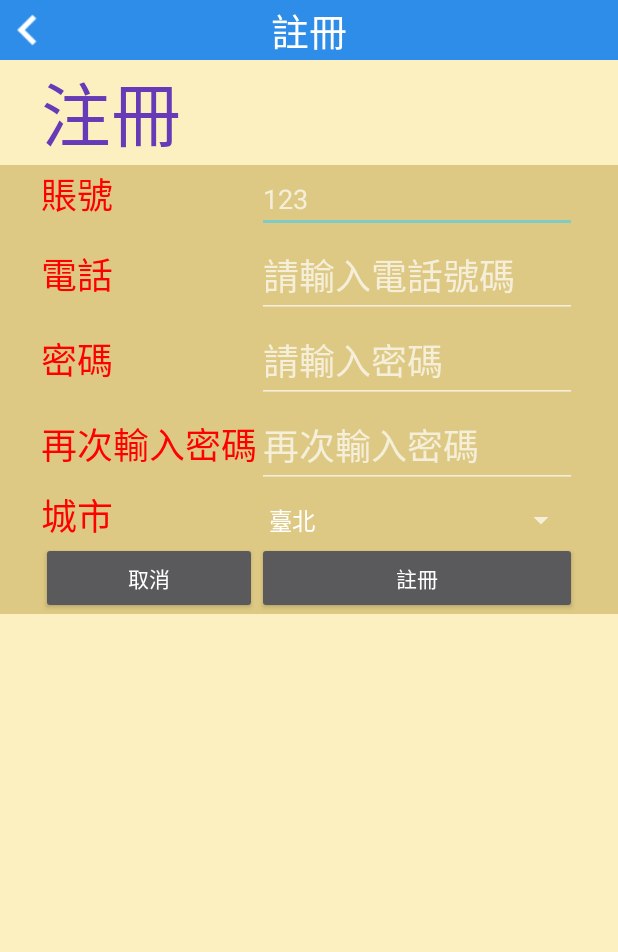
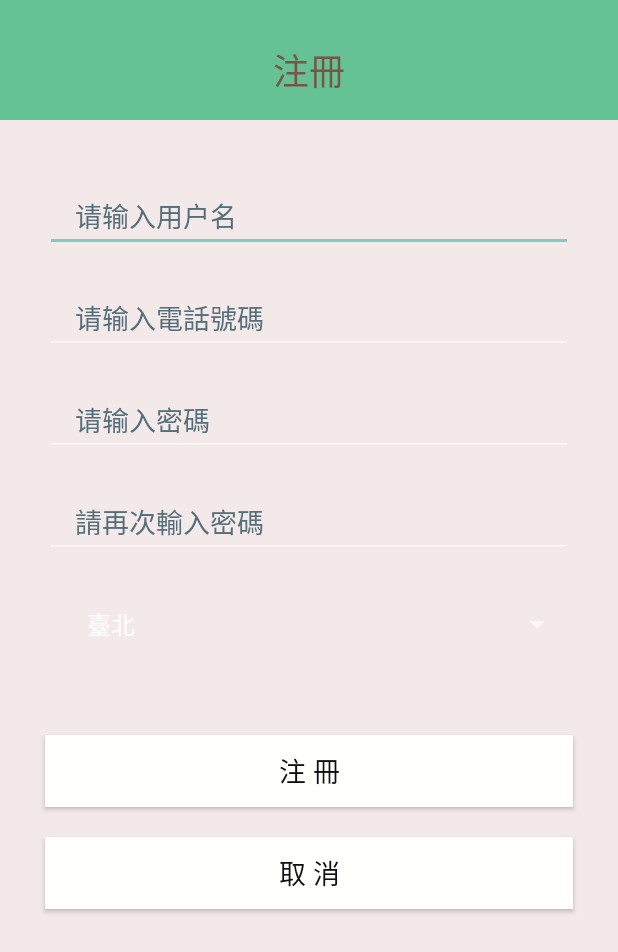
Before and after one commit to g-chameleon/AndroidFoodTakeout, an Android app: the reg screen opened directly, with no data from a screen before it, on a phone screen of 412 x 824 dp. Shown: the top 952 px of the screen. Run offline under Robolectric (Android 15) with nearby library versions, the phone set to English and light mode, and no system bars; our stand-ins replace Firebase (no records; nobody signed in at launch, a user with empty details on screens opened directly).

Commit message:
注冊界面修改

```diff
--- a/flashDrop/app/src/main/java/fcu/flashDrop/Login.java
+++ b/flashDrop/app/src/main/java/fcu/flashDrop/Login.java
@@ -28,7 +28,7 @@ public class Login extends AppCompatActivity implements OnCompleteListener<AuthR
         setContentView(R.layout.activity_login);
 
         username = (EditText) findViewById(R.id.Username);
-        password = (EditText) findViewById(R.id.Password);
+        password = (EditText) findViewById(R.id.Phone_reg);
         firebaseAuth = FirebaseAuth.getInstance();
 
     }
--- a/flashDrop/app/src/main/java/fcu/flashDrop/reg.java
+++ b/flashDrop/app/src/main/java/fcu/flashDrop/reg.java
@@ -7,10 +7,12 @@ import android.content.Intent;
 import android.os.Bundle;
 import android.view.View;
 import android.view.Window;
+import android.widget.ArrayAdapter;
 import android.widget.EditText;
 import android.widget.ImageView;
 import android.widget.TextView;
 import android.widget.Toast;
+import android.widget.Spinner;
 
 import com.google.android.gms.tasks.OnCompleteListener;
 import com.google.android.gms.tasks.Task;
@@ -36,17 +38,12 @@ public class reg extends AppCompatActivity implements OnCompleteListener{
         getSupportActionBar().hide();
         setContentView(R.layout.activity_reg);
 
-        View title_1 = findViewById(R.id.title_1);
-        TextView tv1 = (TextView) title_1.findViewById(R.id.tv_title);
-        tv1.setText("註冊");
-        ImageView imageView = findViewById(R.id.icon);
-        imageView.setImageResource(R.drawable.go_back);
-
-        User_Email = findViewById(R.id.email);
-        User_password = findViewById(R.id.password);
-        User_phone = findViewById(R.id.phone1);
+        User_Email = findViewById(R.id.Username);
+        User_password = findViewById(R.id.Password_reg);
+        User_phone = findViewById(R.id.Phone_reg);
 
         firebaseAuth = FirebaseAuth.getInstance();
+
     }
     public void OnRegister(View view){
         String email = User_Email.getText().toString();
--- a/flashDrop/app/src/main/res/layout/activity_login.xml
+++ b/flashDrop/app/src/main/res/layout/activity_login.xml
@@ -48,7 +48,7 @@
             android:textColorHint="#546E7A" />
 
         <EditText
-            android:id="@+id/Password"
+            android:id="@+id/Phone_reg"
             android:layout_width="match_parent"
             android:layout_height="wrap_content"
             android:layout_marginLeft="30dp"
--- a/flashDrop/app/src/main/res/layout/activity_reg.xml
+++ b/flashDrop/app/src/main/res/layout/activity_reg.xml
@@ -1,192 +1,148 @@
 <?xml version="1.0" encoding="utf-8"?>
-<TableLayout xmlns:android="http://schemas.android.com/apk/res/android"
+<LinearLayout xmlns:android="http://schemas.android.com/apk/res/android"
     xmlns:app="http://schemas.android.com/apk/res-auto"
+    xmlns:tools="http://schemas.android.com/tools"
     android:layout_width="match_parent"
     android:layout_height="match_parent"
-    android:background="#fcf0c0"
+    android:background="#F4E9E9"
     android:orientation="vertical"
-    android:stretchColumns="0,3">
+    tools:context=".reg">
 
-    <include
-        android:id="@+id/title_1"
-        layout="@layout/title_bar" />
-
-    <TableRow
-        android:id="@+id/table0"
-        android:layout_width="30px"
-        android:layout_height="wrap_content">
-
-        <TextView />
+    <LinearLayout
+        android:layout_width="match_parent"
+        android:layout_height="wrap_content"
+        android:orientation="vertical">
 
         <TextView
-            android:id="@+id/tv1"
-            android:layout_width="wrap_content"
-            android:layout_height="wrap_content"
+            android:id="@+id/textView"
+            android:layout_width="match_parent"
+            android:layout_height="80dp"
+            android:background="#65C294"
+            android:gravity="bottom|center"
+            android:paddingBottom="15dp"
             android:text="注冊"
-            android:textColor="#673AB7"
-            android:textSize="70px" />
+            android:textColor="#795548"
+            android:textSize="24sp" />
+    </LinearLayout>
 
-        <TextView />
-    </TableRow>
-
-    <TableRow
-        android:id="@+id/table1"
-        android:layout_width="wrap_content"
+    <LinearLayout
+        android:layout_width="match_parent"
         android:layout_height="wrap_content"
-        android:background="#DDC983">
-
-        <TextView />
-
-        <TextView
-            android:id="@+id/yonghuming"
-            android:layout_width="wrap_content"
-            android:layout_height="wrap_content"
-            android:text="賬號"
-            android:textColor="#FF00"
-            android:textSize="36px" />
+        android:orientation="vertical">
 
         <EditText
-            android:id="@+id/email"
-            android:layout_width="wrap_content"
+            android:id="@+id/Username"
+            android:layout_width="match_parent"
             android:layout_height="wrap_content"
+            android:layout_marginLeft="30dp"
+            android:layout_marginTop="40dp"
+            android:layout_marginRight="30dp"
+            android:layout_marginBottom="20dp"
             android:ems="10"
-            android:hint="123"
-            android:inputType="textEmailAddress"
-            android:textColor="@color/black" />
-
-        <TextView />
-    </TableRow>
-
-    <TableRow
-        android:id="@+id/table5"
-        android:layout_width="wrap_content"
-        android:layout_height="wrap_content"
-        android:background="#DDC983">
-
-        <TextView />
-
-        <TextView
-            android:id="@+id/phone"
-            android:layout_width="wrap_content"
-            android:layout_height="wrap_content"
-            android:text="電話"
-            android:textColor="#FF00"
-            android:textSize="36px" />
+            android:hint="请输入用户名"
+            android:inputType="textPersonName"
+            android:minHeight="48dp"
+            android:paddingLeft="20dp"
+            android:paddingRight="20dp"
+            android:textColor="#171616"
+            android:textColorHint="#546E7A" />
 
         <EditText
-            android:id="@+id/phone1"
-            android:layout_width="wrap_content"
+            android:id="@+id/Phone_reg"
+            android:layout_width="match_parent"
             android:layout_height="wrap_content"
-            android:hint="請輸入電話號碼"
-            android:minWidth="200px"
-            android:textSize="36px" />
-
-        <TextView />
-    </TableRow>
-
-    <TableRow
-        android:id="@+id/table2"
-        android:layout_width="wrap_content"
-        android:layout_height="wrap_content"
-        android:background="#DDC983">
-
-        <TextView />
-
-        <TextView
-            android:id="@+id/mima"
-            android:layout_width="wrap_content"
-            android:layout_height="wrap_content"
-            android:text="密碼"
-            android:textColor="#FF00"
-            android:textSize="36px" />
+            android:layout_marginBottom="20dp"
+            android:layout_marginLeft="30dp"
+            android:layout_marginRight="30dp"
+            android:ems="10"
+            android:hint="请输入電話號碼"
+            android:inputType="text"
+            android:minHeight="48dp"
+            android:paddingLeft="20dp"
+            android:paddingRight="20dp"
+            android:textColorHint="#546E7A"
+            tools:ignore="TextFields" />
 
         <EditText
-            android:id="@+id/password"
-            android:layout_width="wrap_content"
+            android:id="@+id/Password_reg"
+            android:layout_width="match_parent"
             android:layout_height="wrap_content"
-            android:hint="請輸入密碼"
-            android:minWidth="200px"
-            android:textSize="36px" />
-
-        <TextView />
-    </TableRow>
-
-    <TableRow
-        android:id="@+id/table4"
-        android:layout_width="wrap_content"
-        android:layout_height="wrap_content"
-        android:background="#DDC983">
-
-        <TextView />
-
-        <TextView
-            android:id="@+id/zaicimima"
-            android:layout_width="wrap_content"
-            android:layout_height="wrap_content"
-            android:text="再次輸入密碼"
-            android:textColor="#FF00"
-            android:textSize="36px" />
+            android:layout_marginBottom="20dp"
+            android:layout_marginLeft="30dp"
+            android:layout_marginRight="30dp"
+            android:ems="10"
+            android:hint="请输入密碼"
+            android:inputType="textPassword"
+            android:minHeight="48dp"
+            android:paddingLeft="20dp"
+            android:paddingRight="20dp"
+            android:textColor="#171616"
+            android:textColorHint="#546E7A" />
 
         <EditText
-            android:id="@+id/zcmima"
-            android:layout_width="wrap_content"
+            android:id="@+id/Password_check"
+            android:layout_width="match_parent"
             android:layout_height="wrap_content"
-            android:hint="再次輸入密碼"
-            android:minWidth="200px"
-            android:textSize="36px" />
-
-        <TextView />
-    </TableRow>
-
-    <TableRow
-        android:id="@+id/table6"
-        android:layout_width="wrap_content"
-        android:layout_height="wrap_content"
-        android:background="#DDC983">
-
-        <TextView />
-
-        <TextView
-            android:id="@+id/city1"
-            android:layout_width="wrap_content"
-            android:layout_height="wrap_content"
-            android:text="城市"
-            android:textColor="#FF00"
-            android:textSize="36px" />
+            android:layout_marginLeft="30dp"
+            android:layout_marginRight="30dp"
+            android:layout_marginBottom="20dp"
+            android:ems="10"
+            android:hint="請再次輸入密碼"
+            android:inputType="textPassword"
+            android:minHeight="48dp"
+            android:paddingLeft="20dp"
+            android:paddingRight="20dp"
+            android:textColor="#171616"
+            android:textColorHint="#546E7A" />
 
         <Spinner
             android:id="@+id/city"
             android:layout_width="match_parent"
             android:layout_height="wrap_content"
-            android:entries="@array/city" />
+            android:layout_marginLeft="30dp"
+            android:layout_marginRight="30dp"
+            android:layout_marginBottom="20dp"
+            android:ems="10"
+            android:entries="@array/city"
+            android:minHeight="48dp"
+            android:paddingLeft="20dp"
+            android:paddingRight="20dp"
+            android:textColor="#101010" />
 
-        <TextView />
 
-    </TableRow>
+    </LinearLayout>
 
-    <TableRow
-        android:id="@+id/table3"
-        android:layout_width="wrap_content"
-        android:layout_height="wrap_content"
-        android:background="#DDC983">
-
-        <TextView />
+    <LinearLayout
+        android:layout_width="match_parent"
+        android:layout_height="match_parent"
+        android:orientation="vertical">
 
         <Button
-            android:id="@+id/quit"
-            android:layout_width="wrap_content"
+            android:id="@+id/user_register"
+            android:layout_width="match_parent"
             android:layout_height="wrap_content"
-            android:text="取消" />
+            android:layout_marginLeft="30dp"
+            android:layout_marginTop="30dp"
+            android:layout_marginRight="30dp"
+            android:layout_marginBottom="20dp"
+            android:background="#FFFFFB"
+            android:onClick="OnRegister"
+            android:text="注 冊"
+            android:textColor="#0F1010"
+            android:textSize="18sp" />
 
         <Button
-            android:id="@+id/login"
-            android:layout_width="wrap_content"
+            android:id="@+id/cancel"
+            android:layout_width="match_parent"
             android:layout_height="wrap_content"
-            android:onClick="OnRegister"
-            android:text="註冊" />
+            android:layout_marginLeft="30dp"
+            android:layout_marginRight="30dp"
+            android:layout_marginBottom="20dp"
+            android:background="#FFFFFB"
+            android:onClick="onClick"
+            android:text="取 消"
+            android:textColor="#0F1010"
+            android:textSize="18sp" />
 
-        <TextView />
-    </TableRow>
-
-
-</TableLayout>
+    </LinearLayout>
+</LinearLayout>
```
